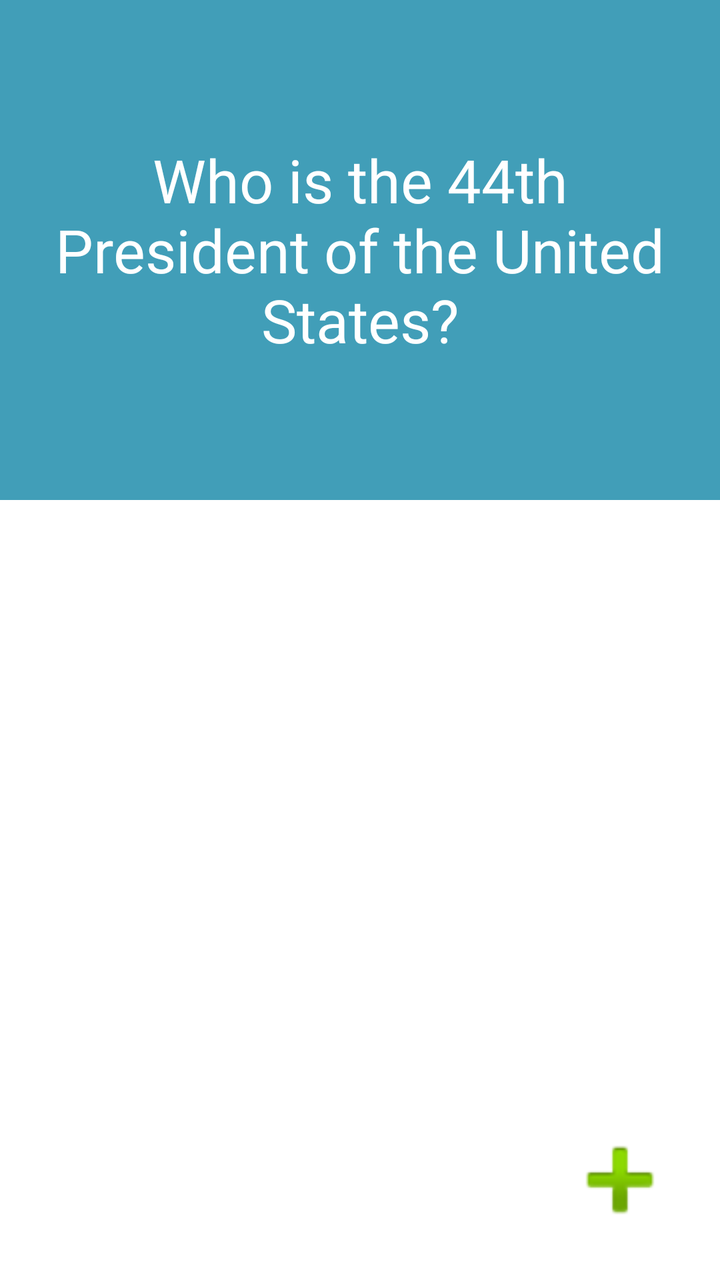
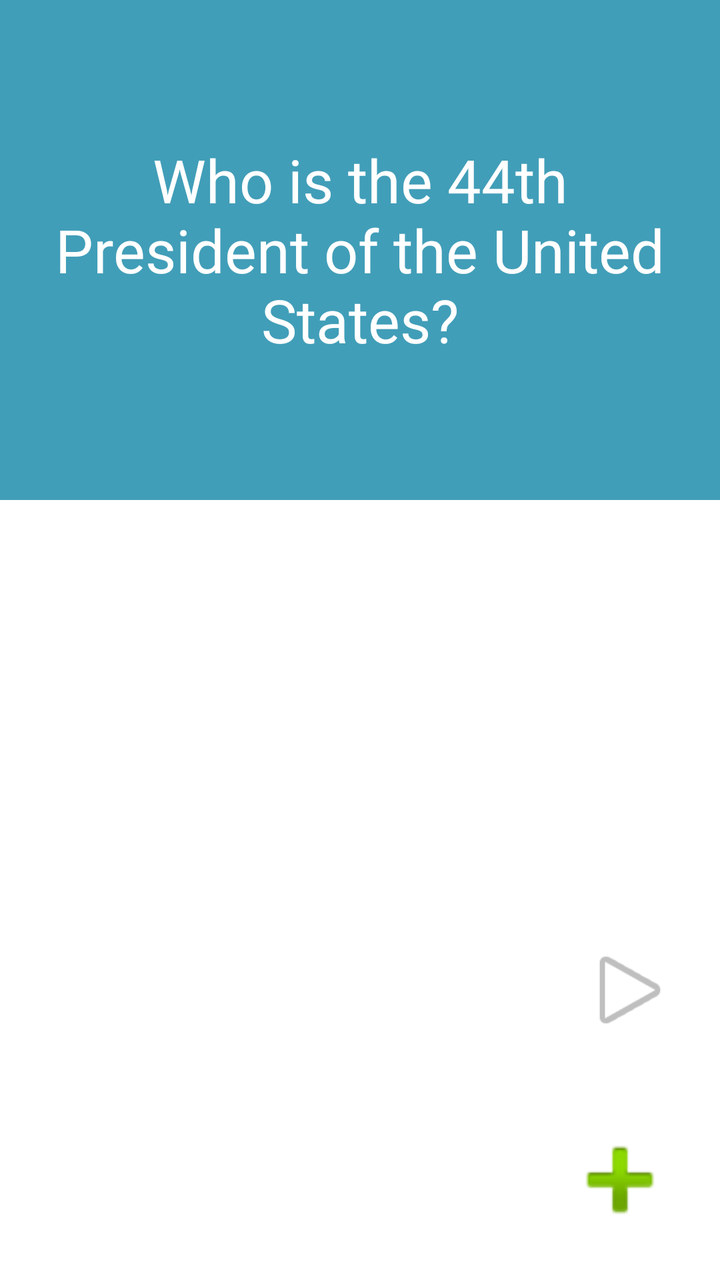

Two renders of the same Android screen: before a commit and after it. Below are the layout's source before the change and the commit's diff.
<!-- AndroidManifest.xml: application theme Theme.FlashQuiz -->
<!-- res/layout/activity_main.xml -->
<?xml version="1.0" encoding="utf-8"?>
<RelativeLayout xmlns:android="http://schemas.android.com/apk/res/android"
    xmlns:tools="http://schemas.android.com/tools"
    android:id="@+id/main_layout"
    android:layout_width="match_parent"
    android:layout_height="match_parent"
    android:background="#FFFFFF"
    tools:context=".MainActivity">

    
    <TextView
        android:id="@+id/card_question"
        android:layout_width="match_parent"
        android:layout_height="250dp"
        android:background="#419EB8"
        android:gravity="center"
        android:padding="20dp"
        android:text="Who is the 44th President of the United States?"
        android:textColor="#FFFFFF"
        android:textSize="30sp"
        android:visibility="visible" />

    
    <TextView

        android:id="@+id/card_answer"
        android:layout_width="match_parent"
        android:layout_height="250dp"
        android:background="#FFFF00"
        android:gravity="center"
        android:padding="20dp"
        android:text="Barack Obama"
        android:textColor="#333333"
        android:textSize="36sp"
        android:visibility="invisible" />

    
    <ImageView
        android:id="@+id/btn_add_card"
        android:layout_width="60dp"
        android:layout_height="60dp"
        android:layout_alignParentBottom="true"
        android:layout_alignParentRight="true"
        android:layout_margin="20dp"
        android:background="?attr/selectableItemBackgroundBorderless"
        android:contentDescription="Ajouter une carte"
        android:src="@android:drawable/ic_input_add" />

</RelativeLayout>
<!-- resources referenced by this layout -->
<resources>
  <style name="Theme.FlashQuiz" parent="Base.Theme.FlashQuiz" />
  <style name="Base.Theme.FlashQuiz" parent="Theme.MaterialComponents.DayNight.DarkActionBar">
          <item name="colorPrimary">#3F51B5</item>
          <item name="colorPrimaryDark">#303F9F</item>
          <item name="colorAccent">#FF4081</item>
      </style>
</resources>

<!-- the commit's change to res/layout/activity_main.xml (unified diff, before → after) -->
@@ -22,7 +22,6 @@
 
     
     <TextView
-
         android:id="@+id/card_answer"
         android:layout_width="match_parent"
         android:layout_height="250dp"
@@ -36,11 +35,24 @@
 
     
     <ImageView
+        android:id="@+id/btn_next"
+        android:layout_width="50dp"
+        android:layout_height="50dp"
+        android:layout_above="@id/btn_add_card"
+        android:layout_alignParentEnd="true"
+        android:layout_marginEnd="20dp"
+        android:layout_marginBottom="20dp"
+        android:background="?attr/selectableItemBackgroundBorderless"
+        android:contentDescription="Carte suivante"
+        android:src="@android:drawable/ic_media_play" />
+
+    
+    <ImageView
         android:id="@+id/btn_add_card"
         android:layout_width="60dp"
         android:layout_height="60dp"
         android:layout_alignParentBottom="true"
-        android:layout_alignParentRight="true"
+        android:layout_alignParentEnd="true"
         android:layout_margin="20dp"
         android:background="?attr/selectableItemBackgroundBorderless"
         android:contentDescription="Ajouter une carte"
